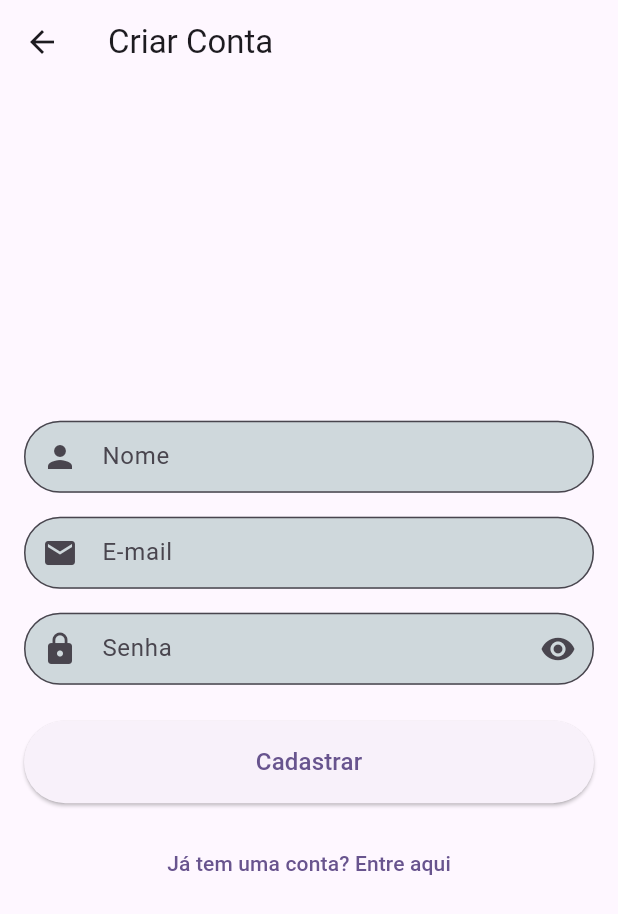
After one commit to israalbuquerque/Projeto_App_clima_tempo, a Flutter app: the screen it shows after launch, after a tap on "Entrar", after a tap on the "logout" icon, after a tap on "Não tem uma conta? Cadastre-se", on a phone screen of 412 x 824 dp. The commit adds this screen. Shown: the top 914 px of the screen. Run offline on Flutter 3.47's test engine with Material 3 defaults, Android fonts, the phone set to English and light mode, and no system bars; network calls fail.

Commit message:
Hoje foi adicionada uma tela de login, cadastro e sua estilização.

```diff
--- /dev/null
+++ b/lib/screens/cadastro.dart
@@ -0,0 +1,139 @@
+import 'package:flutter/material.dart';
+import 'package:projeto_tempo/main.dart';
+import 'package:projeto_tempo/screens/login.dart';
+import 'package:projeto_tempo/widgets/campos_login_cadastro.dart';
+
+class CadastroScreen extends StatefulWidget {
+  const CadastroScreen({super.key});
+
+  @override
+  State<CadastroScreen> createState() => _CadastroScreenState();
+}
+
+class _CadastroScreenState extends State<CadastroScreen> {
+  final _formKey = GlobalKey<FormState>();
+  final _nomeController = TextEditingController();
+  final _emailController = TextEditingController();
+  final _senhaController = TextEditingController();
+  bool _esconderSenha = true;
+
+  @override
+  void dispose() {
+    _nomeController.dispose();
+    _emailController.dispose();
+    _senhaController.dispose();
+    super.dispose();
+  }
+
+  void _cadastrar() {
+    // Vai direto para a tela principal (HomeScreen) ou volta para o login
+    Navigator.pushReplacement(
+      context,
+      MaterialPageRoute(
+        builder: (context) =>
+            const HomeScreen(), // Se quiser ir direto para a home
+      ),
+    );
+  }
+
+  @override
+  Widget build(BuildContext context) {
+    return Scaffold(
+      appBar: AppBar(title: const Text('Criar Conta')),
+      body: Padding(
+        padding: const EdgeInsets.all(16.0),
+        child: Form(
+          key: _formKey,
+          child: Column(
+            mainAxisAlignment: MainAxisAlignment.center,
+            crossAxisAlignment: CrossAxisAlignment.stretch,
+            children: [
+              // Campo Nome
+              TextFormField(
+                controller: _nomeController,
+                decoration: getInputDecoration('Nome')
+                    .copyWith(prefixIcon: Icon(Icons.person)),
+                validator: (value) {
+                  if (value == null || value.isEmpty) {
+                    return 'Por favor, insira seu nome';
+                  }
+                  return null;
+                },
+              ),
+              const SizedBox(height: 16),
+
+              // Campo E-mail
+              TextFormField(
+                controller: _emailController,
+                keyboardType: TextInputType.emailAddress,
+                decoration: getInputDecoration('E-mail')
+                    .copyWith(prefixIcon: Icon(Icons.email)),
+                validator: (value) {
+                  if (value == null || value.isEmpty) {
+                    return 'Por favor, insira seu e-mail';
+                  }
+                  if (!value.contains('@')) {
+                    return 'Insira um e-mail válido';
+                  }
+                  return null;
+                },
+              ),
+              const SizedBox(height: 16),
+
+              // Campo Senha
+              TextFormField(
+                controller: _senhaController,
+                obscureText: _esconderSenha,
+
+                decoration: getInputDecoration(
+                  'Senha',
+                  suffixIcon: IconButton(
+                    icon: Icon(
+                      _esconderSenha ? Icons.visibility : Icons.visibility_off,
+                    ),
+                    onPressed: () {
+                      setState(() {
+                        _esconderSenha = !_esconderSenha;
+                      });
+                    },
+                  ),
+                ).copyWith(prefixIcon: Icon(Icons.lock)),
+                validator: (value) {
+                  if (value == null || value.isEmpty) {
+                    return 'Por favor, insira sua senha';
+                  }
+                  if (value.length < 6) {
+                    return 'A senha deve ter pelo menos 6 caracteres';
+                  }
+                  return null;
+                },
+              ),
+              const SizedBox(height: 24),
+
+              // Botão Cadastrar
+              ElevatedButton(
+                onPressed: _cadastrar,
+                style: ElevatedButton.styleFrom(
+                  padding: const EdgeInsets.symmetric(vertical: 16),
+                ),
+                child: const Text('Cadastrar', style: TextStyle(fontSize: 16)),
+              ),
+              const SizedBox(height: 16),
+
+              // Botão para voltar à tela de login
+              TextButton(
+                onPressed: () {
+                  Navigator.pushReplacement(
+                    context,
+                    MaterialPageRoute(builder: (_) => LoginScreen()),
+                  );
+                },
+                child: const Text('Já tem uma conta? Entre aqui'),
+              ),
+            ],
+          ),
+        ),
+      ),
+    );
+  }
+}
--- a/lib/screens/clima_atual.dart
+++ b/lib/screens/clima_atual.dart
@@ -195,6 +195,7 @@
 import 'package:flutter/material.dart';
 import 'package:projeto_tempo/models/clima.dart';
 import 'package:projeto_tempo/screens/detalhes_avancados.dart';
+import 'package:projeto_tempo/screens/login.dart';
 import 'package:projeto_tempo/widgets/titulo_secao.dart';
 
 void main() {
@@ -212,7 +213,7 @@ class MyApp extends StatelessWidget {
         colorScheme: ColorScheme.fromSeed(seedColor: Colors.deepPurple),
         useMaterial3: true,
       ),
-      home: const HomeScreen(),
+      home: const LoginScreen(),
     );
   }
 }
@@ -295,7 +296,22 @@ class HomeScreen extends StatelessWidget {
     ];
 
     return Scaffold(
-      appBar: AppBar(title: const Text('Clima App - Home'), centerTitle: true),
+      appBar: AppBar(
+        title: const Text('Clima App - Home'),
+        centerTitle: true,
+        actions: [
+          IconButton(
+            icon: const Icon(Icons.logout),
+            onPressed: () {
+              Navigator.pushReplacement(
+                context,
+                MaterialPageRoute(builder: (_) => const LoginScreen()),
+              );
+            },
+          ),
+        ],
+      ),
+
       body: ListView(
         padding: const EdgeInsets.all(16),
         children: [
--- /dev/null
+++ b/lib/screens/login.dart
@@ -0,0 +1,123 @@
+import 'package:flutter/material.dart';
+import 'package:projeto_tempo/screens/cadastro.dart';
+import 'package:projeto_tempo/screens/clima_atual.dart';
+import 'package:projeto_tempo/widgets/campos_login_cadastro.dart';
+import 'package:projeto_tempo/widgets/titulo_secao.dart';
+
+class LoginScreen extends StatefulWidget {
+  const LoginScreen({super.key});
+
+  @override
+  State<LoginScreen> createState() => _LoginScreenState();
+}
+
+class _LoginScreenState extends State<LoginScreen> {
+  // Chave para controlar a validação do formulário
+  final _formKey = GlobalKey<FormState>();
+
+  // Controladores para pegar o texto digitado
+  final _emailController = TextEditingController();
+  final _senhaController = TextEditingController();
+
+  bool _esconderSenha = true;
+
+  @override
+  void dispose() {
+    _emailController.dispose();
+    _senhaController.dispose();
+    super.dispose();
+  }
+
+  void _fazerLogin() {
+    // Vai direto para a próxima tela sem exigir que os campos estejam preenchidos
+    Navigator.pushReplacement(
+      context,
+      MaterialPageRoute(builder: (context) => const HomeScreen()),
+    );
+  }
+
+  @override
+  Widget build(BuildContext context) {
+    return Scaffold(
+      appBar: AppBar(title: const Text('Login')),
+      body: Padding(
+        padding: const EdgeInsets.all(16.0),
+        child: Form(
+          key: _formKey,
+          child: Column(
+            mainAxisAlignment: MainAxisAlignment.center,
+            crossAxisAlignment: CrossAxisAlignment.stretch,
+            children: [
+              // Campo de E-mail
+              TextFormField(
+                controller: _emailController,
+                keyboardType: TextInputType.emailAddress,
+                decoration: getInputDecoration('E-mail'),
+                validator: (value) {
+                  if (value == null || value.isEmpty) {
+                    return 'Por favor, insira seu e-mail';
+                  }
+                  if (!value.contains('@')) {
+                    return 'Insira um e-mail válido';
+                  }
+                  return null;
+                },
+              ),
+              const SizedBox(height: 16),
+
+              // Campo de Senha
+              TextFormField(
+                controller: _senhaController,
+                obscureText: _esconderSenha,
+                decoration: getInputDecoration(
+                  'Senha',
+                  suffixIcon: IconButton(
+                    icon: Icon(
+                      _esconderSenha ? Icons.visibility : Icons.visibility_off,
+                    ),
+                    onPressed: () {
+                      setState(() {
+                        _esconderSenha = !_esconderSenha;
+                      });
+                    },
+                  ),
+                ),
+                validator: (value) {
+                  if (value == null || value.isEmpty) {
+                    return 'Por favor, insira sua senha';
+                  }
+                  if (value.length < 6) {
+                    return 'A senha deve ter pelo menos 6 caracteres';
+                  }
+                  return null;
+                },
+              ),
+              const SizedBox(height: 24),
+
+              // Botão de Entrar
+              ElevatedButton(
+                onPressed: _fazerLogin,
+                style: ElevatedButton.styleFrom(
+                  padding: const EdgeInsets.symmetric(vertical: 16),
+                ),
+                child: const Text('Entrar', style: TextStyle(fontSize: 16)),
+              ),
+              const SizedBox(height: 8),
+
+              // Botão para ir para a tela de cadastro
+              TextButton(
+                onPressed: () {
+                  Navigator.push(
+                    context,
+                    MaterialPageRoute(builder: (_) => CadastroScreen()),
+                  );
+                },
+                child: const Text('Não tem uma conta? Cadastre-se'),
+              ),
+            ],
+          ),
+        ),
+      ),
+    );
+  }
+}
--- /dev/null
+++ b/lib/widgets/campos_login_cadastro.dart
@@ -0,0 +1,16 @@
+import 'package:flutter/material.dart';
+
+InputDecoration getInputDecoration(String label, {Widget? suffixIcon}) {
+  return InputDecoration(
+    hintText: label,
+    fillColor: Colors.blueGrey.shade100,
+    filled: true,
+    contentPadding: EdgeInsets.fromLTRB(16, 8, 16, 8),
+    border: OutlineInputBorder(borderRadius: BorderRadius.circular(60)),
+    focusedBorder: OutlineInputBorder(
+      borderRadius: BorderRadius.circular(60),
+      borderSide: BorderSide(color: Colors.black, width: 2),
+    ),
+    suffixIcon: suffixIcon,
+  );
+}
```
Also changed, not shown: lib/main.dart (+18 -2 lines).
